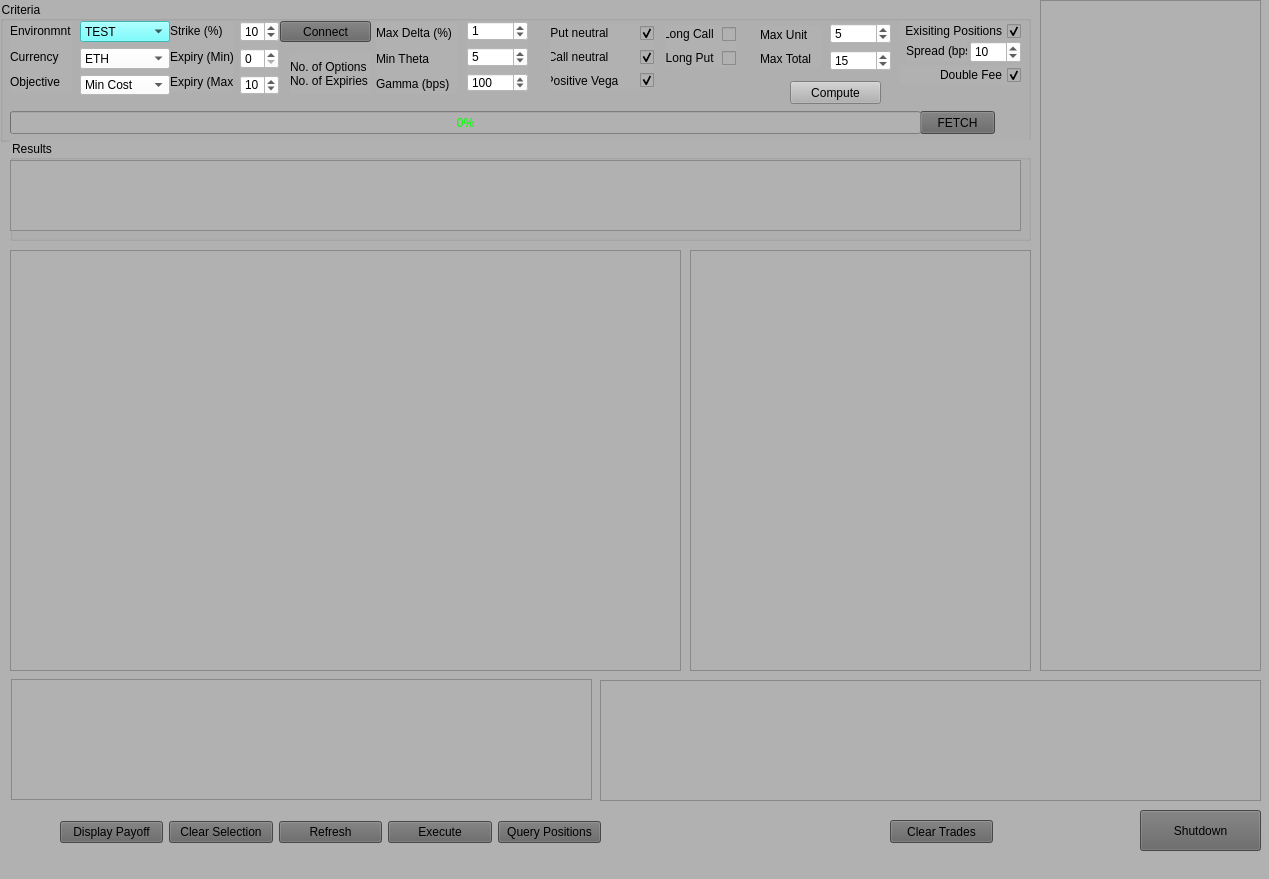
Above: UI/optionAtilla.ui from NickyBenz/optionAtilla before the change. Below: the same form after it.
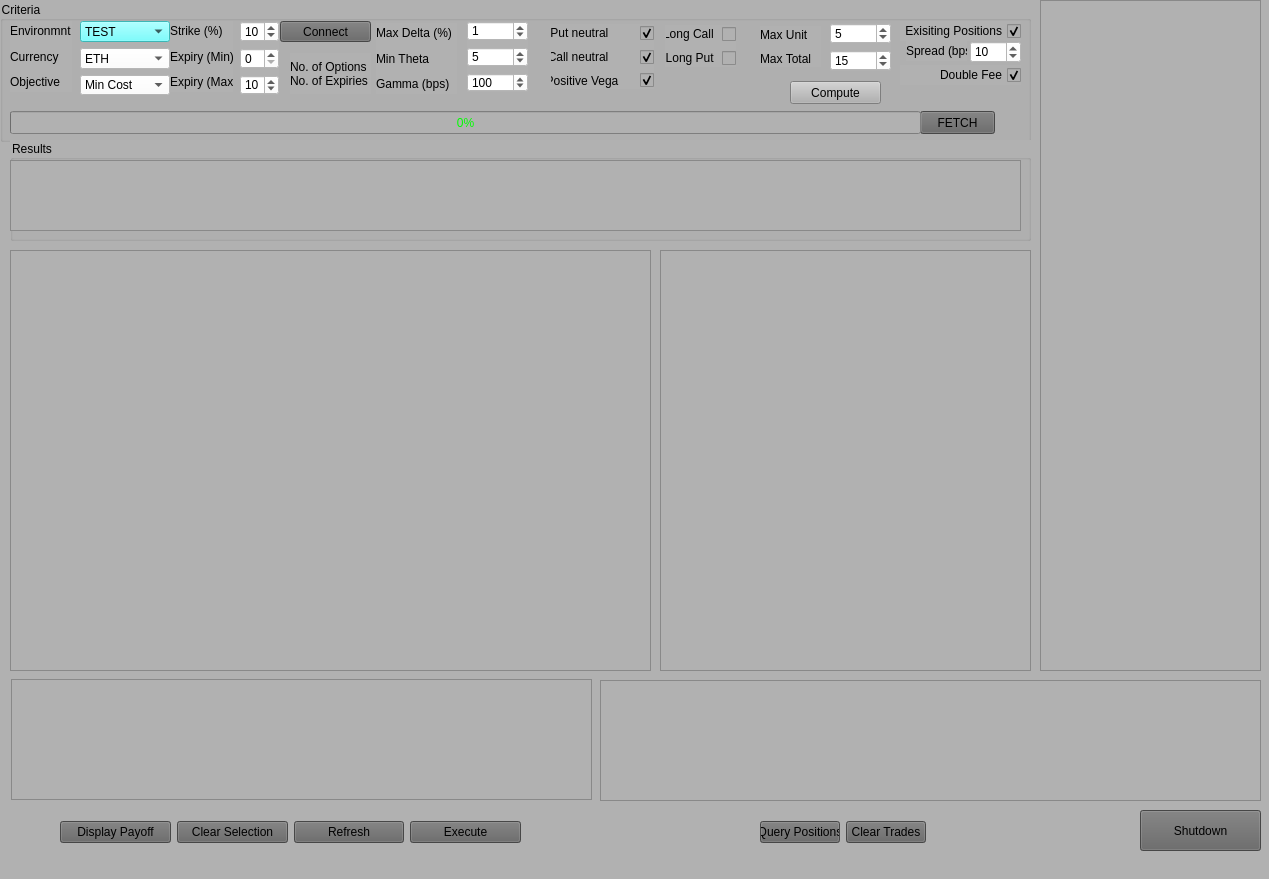
That is the form after the change.

```diff
--- a/UI/optionAtilla.ui
+++ b/UI/optionAtilla.ui
@@ -693,7 +693,7 @@
      <rect>
       <x>10</x>
       <y>250</y>
-      <width>671</width>
+      <width>641</width>
       <height>421</height>
      </rect>
     </property>
@@ -716,9 +716,9 @@
    <widget class="QTableView" name="tableViewPositions">
     <property name="geometry">
      <rect>
-      <x>690</x>
+      <x>660</x>
       <y>250</y>
-      <width>341</width>
+      <width>371</width>
       <height>421</height>
      </rect>
     </property>
@@ -777,28 +777,12 @@
      </rect>
     </property>
    </widget>
-   <widget class="QPushButton" name="pushButtonClearTrades">
-    <property name="geometry">
-     <rect>
-      <x>890</x>
-      <y>820</y>
-      <width>103</width>
-      <height>23</height>
-     </rect>
-    </property>
-    <property name="styleSheet">
-     <string notr="true">background-color: rgb(100, 100, 100);</string>
-    </property>
-    <property name="text">
-     <string>Clear Trades</string>
-    </property>
-   </widget>
    <widget class="QWidget" name="">
     <property name="geometry">
      <rect>
       <x>60</x>
       <y>820</y>
-      <width>541</width>
+      <width>461</width>
       <height>25</height>
      </rect>
     </property>
@@ -843,6 +827,18 @@
        </property>
       </widget>
      </item>
+    </layout>
+   </widget>
+   <widget class="QWidget" name="">
+    <property name="geometry">
+     <rect>
+      <x>760</x>
+      <y>820</y>
+      <width>166</width>
+      <height>25</height>
+     </rect>
+    </property>
+    <layout class="QHBoxLayout" name="horizontalLayout_2">
      <item>
       <widget class="QPushButton" name="pushButtonPositions">
        <property name="styleSheet">
@@ -853,6 +849,16 @@
        </property>
       </widget>
      </item>
+     <item>
+      <widget class="QPushButton" name="pushButtonClearTrades">
+       <property name="styleSheet">
+        <string notr="true">background-color: rgb(100, 100, 100);</string>
+       </property>
+       <property name="text">
+        <string>Clear Trades</string>
+       </property>
+      </widget>
+     </item>
     </layout>
    </widget>
   </widget>
```
